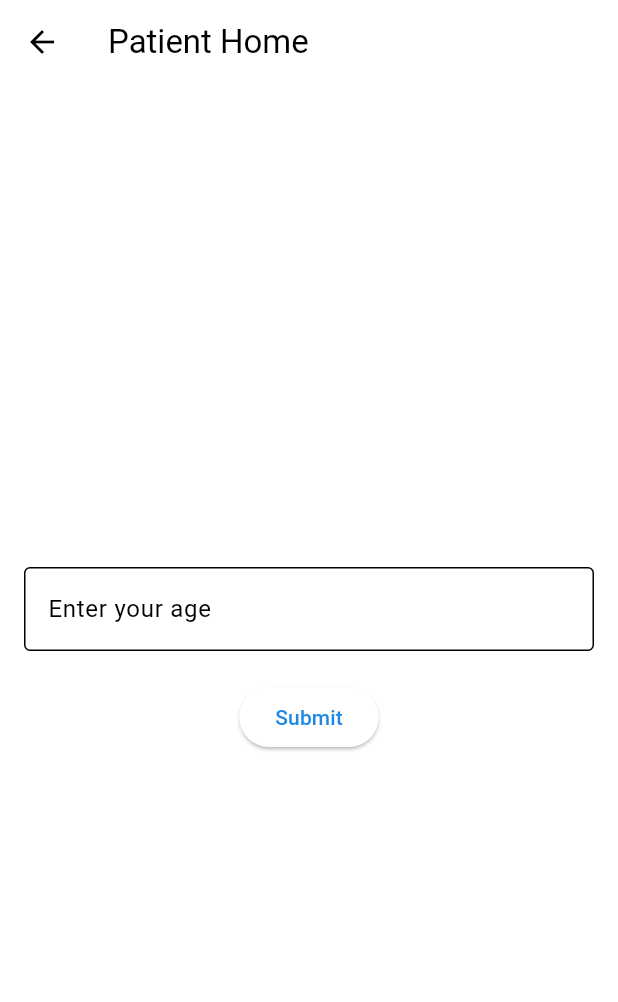
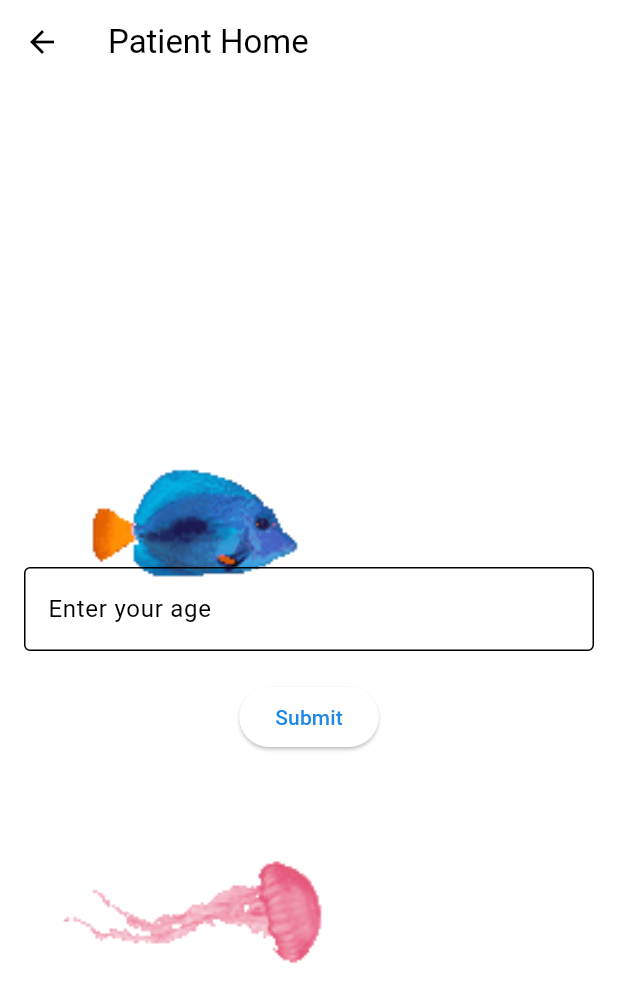
Before and after one commit to SforSiya/FinalYearProject, a Flutter app: the PatientHome screen opened directly, on a phone screen of 412 x 824 dp. Shown: the top 1002 px of the screen. Run offline on Flutter 3.47's test engine with Material 3 defaults, Android fonts, the light colour scheme and no system bars; our stand-ins replace animated_background, cloud_firestore, firebase_auth, firebase_core, fl_chart; accounts and stored records are empty.

Commit message:
5th commit

```diff
--- a/lib/patient/Kids_screens/profile/profile_kid.dart
+++ b/lib/patient/Kids_screens/profile/profile_kid.dart
@@ -53,7 +53,7 @@
         hobbyController.text = kidData['hobby'] ?? 'Playing puzzles'; // Default hobby if not found
         selectedGender = kidData['gender'] ?? 'Male'; // Default gender if not found
         selectedAge = kidData['age'] ?? 5; // Default age if not found
-        selectedAvatar = kidData['avatar'] ?? 'assets/kids_profile.png'; // Fetch avatar or use default
+        selectedAvatar = kidData['avatar'] ?? 'assets/kids/reading_icon.png.png'; // Fetch avatar or use default
 
         setState(() {}); // Refresh UI
       }
@@ -309,7 +309,7 @@
                   });
                 },
                 style: ElevatedButton.styleFrom(
-                  backgroundColor: Colors.blue,
+                  backgroundColor: Colors.white,
                   shape: RoundedRectangleBorder(
                     borderRadius: BorderRadius.circular(30),
                   ),
--- a/lib/patient/Patient_Home.dart
+++ b/lib/patient/Patient_Home.dart
@@ -1,7 +1,6 @@
 import 'package:flutter/material.dart';
-import 'package:firebase_auth/firebase_auth.dart'; // For Firebase Authentication
-import 'package:cloud_firestore/cloud_firestore.dart'; // For Firestore
-
+import 'package:firebase_auth/firebase_auth.dart';
+import 'package:cloud_firestore/cloud_firestore.dart';
 import 'Kids_screens/Kids_Home.dart';
 import 'Teenager_screens/Teenager_Home.dart';
 
@@ -63,7 +62,7 @@
       if (username != null) {
         Navigator.of(context).push(
           MaterialPageRoute(
-            builder: (context) => KidsHome(username: username!), // Pass the username
+            builder: (context) => KidsHome(), // Pass the username
           ),
         );
       } else {
@@ -78,7 +77,18 @@
   Widget build(BuildContext context) {
     return Scaffold(
       appBar: AppBar(title: const Text('Patient Home')),
-      body: Center(
+      body: Stack(
+        children: [
+          // Background GIF using Image.asset
+          SizedBox.expand(
+            child: Image.asset(
+              'assets/age_set.gif',
+              fit: BoxFit.cover, // Make the GIF cover the entire background
+            ), // Animate the GIF (optional)
+          ),
+
+          // Foreground content
+          Center(
             child: Padding(
               padding: const EdgeInsets.all(16.0),
               child: Column(
@@ -101,6 +111,8 @@
               ),
             ),
           ),
+        ],
+      ),
     );
   }
 }
--- a/lib/screens/Parent_Home.dart
+++ b/lib/screens/Parent_Home.dart
@@ -1,61 +1,5 @@
 import 'package:flutter/material.dart';
 import 'package:cloud_firestore/cloud_firestore.dart';
-/*
-class PatientsListScreen extends StatelessWidget {
-  final String parentEmail;
-
-  PatientsListScreen({required this.parentEmail});
-
-  Stream<QuerySnapshot> getPatientsForParent(String parentEmail) {
-    return FirebaseFirestore.instance
-        .collection('users')
-        .where('parentEmail', isEqualTo: parentEmail)
-        .snapshots();
-  }
-
-  @override
-  Widget build(BuildContext context) {
-    return Scaffold(
-      appBar: AppBar(
-        title: Text('Patients List'),
-      ),
-      body: StreamBuilder<QuerySnapshot>(
-        stream: getPatientsForParent(parentEmail),
-        builder: (context, snapshot) {
-          if (snapshot.connectionState == ConnectionState.waiting) {
-            return Center(child: CircularProgressIndicator());
-          }
-
-          if (snapshot.hasError) {
-            return Center(child: Text('Error: ${snapshot.error}'));
-          }
-
-          if (!snapshot.hasData || snapshot.data!.docs.isEmpty) {
-            return Center(child: Text('No patients found.'));
-          }
-
-          final patients = snapshot.data!.docs;
-
-          return ListView.builder(
-            itemCount: patients.length,
-            itemBuilder: (context, index) {
-              final patient = patients[index];
-              final patientName = patient['username']; // Assuming 'username' field exists
-
-              return ListTile(
-                title: Text(patientName),
-                subtitle: Text(patient['email']), // Assuming 'email' field exists
-                onTap: () {
-                  // Handle tap, e.g., navigate to patient details page
-                },
-              );
-            },
-          );
-        },
-      ),
-    );
-  }
-}*/
 
 class ParentHomeScreen extends StatelessWidget {
   final List<Map<String, dynamic>> childrenData;
--- a/pubspec.yaml
+++ b/pubspec.yaml
@@ -83,6 +83,7 @@
     - assets/
     - assets/kids/avatars/
     - assets/splash_screen.gif
+    - assets/age_set.gif
     - assets/kids/games/shapes_background.gif
     - assets/kids/raccoon.png
     - assets/kids/games_icon.png
```
Also changed, not shown: lib/patient/Kids_screens/Kids_Home.dart (+53 -25 lines), assets/age_set.gif (added). Lines whose indentation alone changed are shown as unchanged.
